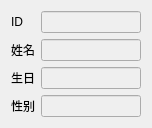
Old version of the form Bodystat/ui/cursubjwidget.ui in the repository hym-dn/Bodystat.
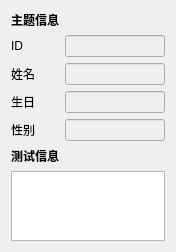
New version of the form.

Commit message: 完成停靠窗口测试信息显示以及联动

Diff of the .ui file:
```diff
--- a/Bodystat/ui/cursubjwidget.ui
+++ b/Bodystat/ui/cursubjwidget.ui
@@ -6,22 +6,22 @@
    <rect>
     <x>0</x>
     <y>0</y>
-    <width>148</width>
-    <height>116</height>
+    <width>176</width>
+    <height>231</height>
    </rect>
   </property>
   <property name="windowTitle">
    <string>Form</string>
   </property>
   <layout class="QGridLayout" name="gridLayout">
-   <item row="0" column="0">
+   <item row="1" column="0">
     <widget class="QLabel" name="_idLabel">
      <property name="text">
       <string>ID</string>
      </property>
     </widget>
    </item>
-   <item row="1" column="1">
+   <item row="2" column="1">
     <widget class="QLineEdit" name="_nameLineEdit">
      <property name="enabled">
       <bool>false</bool>
@@ -43,50 +43,36 @@
      </property>
     </widget>
    </item>
-   <item row="1" column="0">
-    <widget class="QLabel" name="_nameLabel">
-     <property name="text">
-      <string>姓名</string>
-     </property>
-    </widget>
-   </item>
-   <item row="2" column="0">
-    <widget class="QLabel" name="_birthdayLabel">
-     <property name="text">
-      <string>生日</string>
-     </property>
-    </widget>
-   </item>
-   <item row="0" column="1">
-    <widget class="QLineEdit" name="_idLineEdit">
-     <property name="enabled">
-      <bool>false</bool>
-     </property>
-     <property name="minimumSize">
-      <size>
-       <width>100</width>
-       <height>0</height>
-      </size>
-     </property>
-     <property name="maximumSize">
-      <size>
-       <width>100</width>
-       <height>16777215</height>
-      </size>
-     </property>
-     <property name="readOnly">
-      <bool>true</bool>
-     </property>
-    </widget>
-   </item>
-   <item row="3" column="0">
+   <item row="4" column="0">
     <widget class="QLabel" name="_sexLabel">
      <property name="text">
       <string>性别</string>
      </property>
     </widget>
    </item>
-   <item row="3" column="1">
+   <item row="1" column="1">
+    <widget class="QLineEdit" name="_idLineEdit">
+     <property name="enabled">
+      <bool>false</bool>
+     </property>
+     <property name="minimumSize">
+      <size>
+       <width>100</width>
+       <height>0</height>
+      </size>
+     </property>
+     <property name="maximumSize">
+      <size>
+       <width>100</width>
+       <height>16777215</height>
+      </size>
+     </property>
+     <property name="readOnly">
+      <bool>true</bool>
+     </property>
+    </widget>
+   </item>
+   <item row="4" column="1">
     <widget class="QLineEdit" name="_sexLineEdit">
      <property name="enabled">
       <bool>false</bool>
@@ -108,7 +94,7 @@
      </property>
     </widget>
    </item>
-   <item row="2" column="1">
+   <item row="3" column="1">
     <widget class="QLineEdit" name="_birthdayLineEdit">
      <property name="enabled">
       <bool>false</bool>
@@ -130,6 +116,49 @@
      </property>
     </widget>
    </item>
+   <item row="3" column="0">
+    <widget class="QLabel" name="_birthdayLabel">
+     <property name="text">
+      <string>生日</string>
+     </property>
+    </widget>
+   </item>
+   <item row="2" column="0">
+    <widget class="QLabel" name="_nameLabel">
+     <property name="text">
+      <string>姓名</string>
+     </property>
+    </widget>
+   </item>
+   <item row="0" column="0">
+    <widget class="QLabel" name="_subjLabel">
+     <property name="font">
+      <font>
+       <weight>75</weight>
+       <bold>true</bold>
+      </font>
+     </property>
+     <property name="text">
+      <string>主题信息</string>
+     </property>
+    </widget>
+   </item>
+   <item row="5" column="0">
+    <widget class="QLabel" name="_testLabel">
+     <property name="font">
+      <font>
+       <weight>75</weight>
+       <bold>true</bold>
+      </font>
+     </property>
+     <property name="text">
+      <string>测试信息</string>
+     </property>
+    </widget>
+   </item>
+   <item row="6" column="0" colspan="2">
+    <widget class="QListView" name="_testDataListView"/>
+   </item>
   </layout>
  </widget>
  <resources/>
```
The commit also changes 16 other files.
